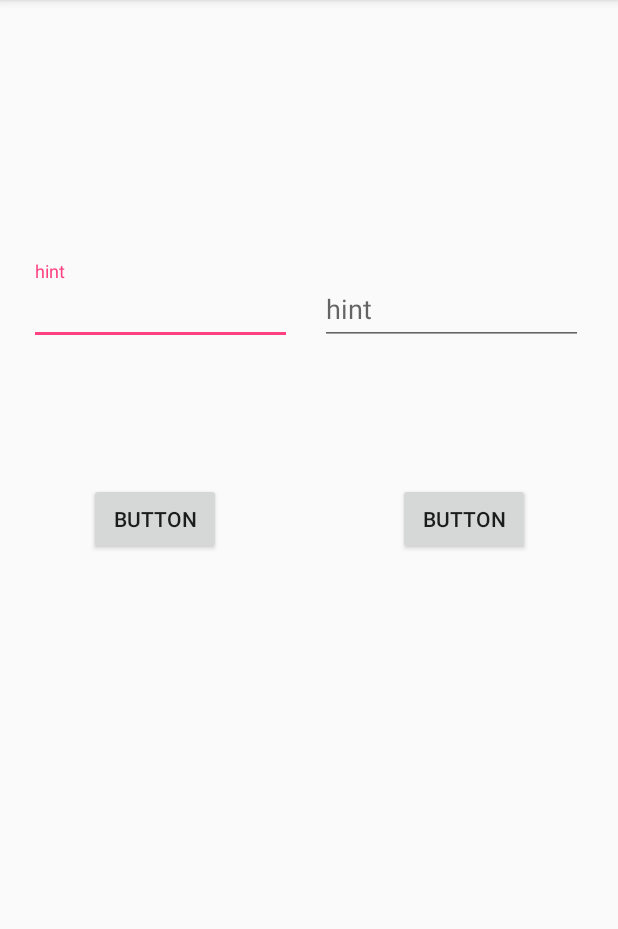
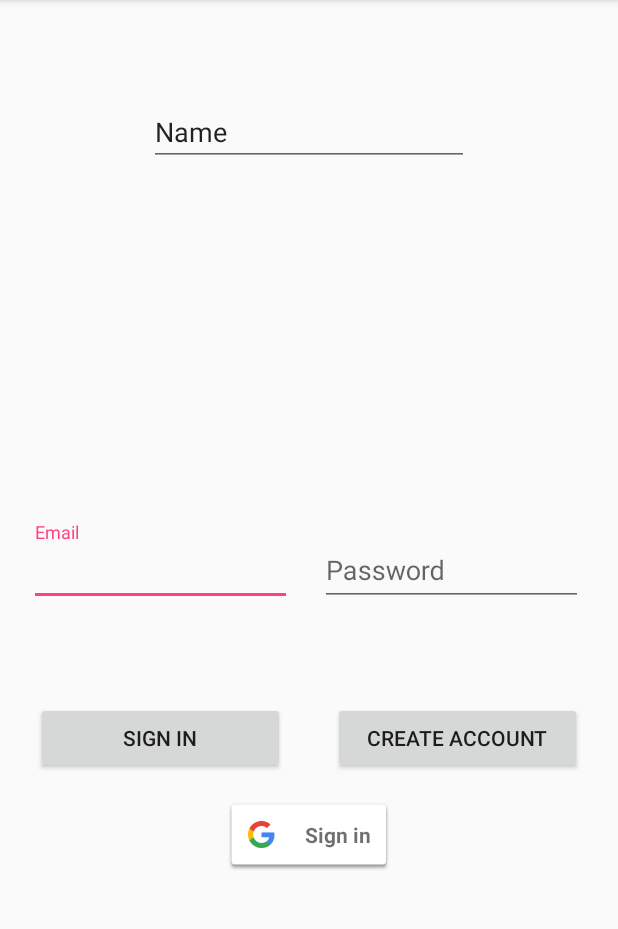
Before and after one commit to minatorak/iotProj, an Android app: the screen it shows after launch (MainActivity), on a phone screen of 412 x 824 dp, the part 84-1013 px from its top. Run offline under Robolectric (Android 15) with nearby library versions, the phone set to English and light mode, and no system bars; our stand-ins replace Firebase (no records; nobody signed in at launch, a user with empty details on screens opened directly).

Commit message:
Firebase Authentication with Google Account

```diff
--- a/app/build.gradle
+++ b/app/build.gradle
@@ -24,12 +24,14 @@ android {
 
 dependencies {
     implementation fileTree(dir: 'libs', include: ['*.jar'])
-    implementation"org.jetbrains.kotlin:kotlin-stdlib-jre7:$kotlin_version"
+    implementation "org.jetbrains.kotlin:kotlin-stdlib-jre7:$kotlin_version"
     implementation 'com.android.support:appcompat-v7:27.0.0'
     implementation 'com.android.support.constraint:constraint-layout:1.0.2'
     testImplementation 'junit:junit:4.12'
     androidTestImplementation 'com.android.support.test:runner:1.0.1'
     androidTestImplementation 'com.android.support.test.espresso:espresso-core:3.0.1'
     implementation 'com.android.support:design:27.0.0'
+    compile 'com.google.firebase:firebase-auth:11.4.2'
+    compile 'com.google.android.gms:play-services-auth:11.4.2'
 }
 apply plugin: 'com.google.gms.google-services'
--- a/app/src/main/AndroidManifest.xml
+++ b/app/src/main/AndroidManifest.xml
@@ -16,6 +16,7 @@
                 <category android:name="android.intent.category.LAUNCHER" />
             </intent-filter>
         </activity>
+        <activity android:name=".AccountActivity"></activity>
     </application>
 
 </manifest>
--- a/app/src/main/java/com/example/sirirak/iotproj/MainActivity.kt
+++ b/app/src/main/java/com/example/sirirak/iotproj/MainActivity.kt
@@ -14,6 +14,21 @@ import android.R.attr.password
 import kotlinx.android.synthetic.main.activity_main.*
 import android.R.attr.password
 import android.util.Log
+import com.google.android.gms.common.SignInButton
+import com.google.android.gms.auth.api.signin.GoogleSignInOptions
+import com.google.android.gms.auth.api.Auth
+import android.content.Intent
+import com.google.android.gms.common.api.GoogleApiClient
+import com.google.android.gms.auth.api.signin.GoogleSignInAccount
+import android.R.attr.data
+import com.google.android.gms.auth.api.signin.GoogleSignInResult
+import android.support.annotation.NonNull
+import com.google.firebase.auth.GoogleAuthProvider
+import com.google.firebase.auth.AuthCredential
+
+
+
+
 
 
 class MainActivity : AppCompatActivity() {
@@ -21,6 +36,11 @@ class MainActivity : AppCompatActivity() {
     private var mAuthListener: FirebaseAuth.AuthStateListener? = null
     private var email: String? = null
     private var password: String? = null
+
+    private val RC_SIGN_IN = 1
+    private var mGoogleApiClient:GoogleApiClient?=null
+    private var mGoogleBtn:SignInButton? = null
+    private val TagGoogleSign:String = "result google sign-in"
 
     override fun onCreate(savedInstanceState: Bundle?) {
         super.onCreate(savedInstanceState)
@@ -37,8 +57,21 @@ class MainActivity : AppCompatActivity() {
             }
             // ...
         }
+
+
+        // Configure Google Sign In
+        var gso = GoogleSignInOptions.Builder(GoogleSignInOptions.DEFAULT_SIGN_IN)
+                .requestIdToken(getString(R.string.default_web_client_id))
+                .requestEmail()
+                .build()
+        mGoogleApiClient = GoogleApiClient.Builder(applicationContext)
+                .enableAutoManage(this,
+                        GoogleApiClient.OnConnectionFailedListener {
+
+                        }
+                ).addApi(Auth.GOOGLE_SIGN_IN_API,gso).build()
     }
-
+    // Firebase Auth with Email
     fun onClickCreate(view:View){
         email = edt_email.text.toString()
         password = edt_password.text.toString()
@@ -65,8 +98,6 @@ class MainActivity : AppCompatActivity() {
                 }
 
     }
-
-
     override fun onStart() {
         super.onStart()
         mAuth!!.addAuthStateListener(mAuthListener!!)
@@ -78,4 +109,49 @@ class MainActivity : AppCompatActivity() {
             mAuth!!.removeAuthStateListener(mAuthListener!!);
         }
     }
+    //Firebase Auth with Google Account
+    private fun signIn() {
+        val signInIntent = Auth.GoogleSignInApi.getSignInIntent(mGoogleApiClient)
+        startActivityForResult(signInIntent, RC_SIGN_IN)
+    }
+
+    override fun onActivityResult(requestCode: Int, resultCode: Int, data: Intent?) {
+        super.onActivityResult(requestCode, resultCode, data)
+        // Result returned from launching the Intent from GoogleSignInApi.getSignInIntent(...);
+        if (requestCode == RC_SIGN_IN) {
+            val result = Auth.GoogleSignInApi.getSignInResultFromIntent(data)
+            if (result.isSuccess) {
+                // Google Sign In was successful, authenticate with Firebase
+                val account = result.signInAccount
+                firebaseAuthWithGoogle(account)
+            } else {
+                // Google Sign In failed, update UI appropriately
+                // ...
+            }
+        }
+    }
+
+    private fun firebaseAuthWithGoogle(acct: GoogleSignInAccount?) {
+        Log.d(TagGoogleSign, "firebaseAuthWithGoogle:" + acct!!.getId())
+
+        val credential = GoogleAuthProvider.getCredential(acct.getIdToken(), null)
+        mAuth!!.signInWithCredential(credential)
+                .addOnCompleteListener(this) { task ->
+                    if (task.isSuccessful) {
+                        // Sign in success, update UI with the signed-in user's information
+                        Log.d(TagGoogleSign, "signInWithCredential:success")
+                        val user = mAuth!!.getCurrentUser()
+                        //updateUI(user)
+                    } else {
+                        // If sign in fails, display a message to the user.
+                        Log.w("result google sign-in", "signInWithCredential:failure", task.exception)
+                        Toast.makeText(this, "Authentication failed.",
+                                Toast.LENGTH_SHORT).show()
+                        //updateUI(null)
+                    }
+
+                    // ...
+                }
+    }
+
 }
--- a/app/src/main/res/layout/activity_main.xml
+++ b/app/src/main/res/layout/activity_main.xml
@@ -15,14 +15,13 @@
         app:layout_constraintBottom_toBottomOf="parent"
         app:layout_constraintEnd_toStartOf="@+id/textInputLayout"
         app:layout_constraintStart_toStartOf="parent"
-        app:layout_constraintTop_toTopOf="parent"
-        app:layout_constraintVertical_bias="0.25">
+        app:layout_constraintTop_toTopOf="parent">
 
         <android.support.design.widget.TextInputEditText
             android:id="@+id/edt_email"
             android:layout_width="match_parent"
             android:layout_height="wrap_content"
-            android:hint="hint" />
+            android:hint="Email" />
     </android.support.design.widget.TextInputLayout>
 
     <android.support.design.widget.TextInputLayout
@@ -30,17 +29,17 @@
         android:layout_width="175dp"
         android:layout_height="72dp"
         android:layout_marginEnd="16dp"
-        app:layout_constraintBottom_toBottomOf="parent"
+        app:layout_constraintBottom_toBottomOf="@+id/textInputLayout2"
         app:layout_constraintEnd_toEndOf="parent"
         app:layout_constraintStart_toEndOf="@+id/guideline2"
         app:layout_constraintTop_toTopOf="parent"
-        app:layout_constraintVertical_bias="0.25">
+        app:layout_constraintVertical_bias="1.0">
 
         <android.support.design.widget.TextInputEditText
             android:id="@+id/edt_password"
             android:layout_width="match_parent"
             android:layout_height="wrap_content"
-            android:hint="hint" />
+            android:hint="Password" />
     </android.support.design.widget.TextInputLayout>
 
     <android.support.constraint.Guideline
@@ -50,25 +49,58 @@
         android:orientation="vertical"
         app:layout_constraintGuide_percent="0.5" />
 
-    <Button
-        android:id="@+id/button"
-        android:layout_width="wrap_content"
+    <android.support.v7.widget.AppCompatButton
+        android:id="@+id/btn_sign_in"
+        android:layout_width="0dp"
         android:layout_height="wrap_content"
-        android:text="Button"
+        android:layout_marginEnd="16dp"
+        android:layout_marginStart="24dp"
+        android:onClick="onClickSignIn"
+        android:text="SIGN IN"
         app:layout_constraintBottom_toBottomOf="parent"
         app:layout_constraintEnd_toStartOf="@+id/guideline2"
         app:layout_constraintStart_toStartOf="parent"
         app:layout_constraintTop_toBottomOf="@+id/textInputLayout2"
         app:layout_constraintVertical_bias="0.16000003" />
 
-    <Button
-        android:id="@+id/button2"
-        android:layout_width="wrap_content"
+    <android.support.v7.widget.AppCompatButton
+        android:id="@+id/btn_create_account"
+        android:layout_width="0dp"
         android:layout_height="wrap_content"
-        android:text="Button"
-        app:layout_constraintBottom_toBottomOf="@+id/button"
+        android:layout_marginEnd="24dp"
+        android:layout_marginStart="16dp"
+        android:onClick="onClickCreate"
+        android:text="CREATE ACCOUNT"
+        app:layout_constraintBottom_toBottomOf="@+id/btn_sign_in"
         app:layout_constraintEnd_toEndOf="parent"
         app:layout_constraintStart_toStartOf="@+id/guideline2"
         app:layout_constraintTop_toBottomOf="@+id/textInputLayout"
         app:layout_constraintVertical_bias="1.0" />
+
+    <com.google.android.gms.common.SignInButton
+        android:id="@+id/btn_google_sign"
+        android:layout_width="wrap_content"
+        android:layout_height="wrap_content"
+        android:layout_marginTop="16dp"
+        app:layout_constraintEnd_toEndOf="@+id/btn_create_account"
+        app:layout_constraintStart_toStartOf="@+id/btn_sign_in"
+        app:layout_constraintTop_toBottomOf="@+id/btn_sign_in">
+
+    </com.google.android.gms.common.SignInButton>
+
+    <EditText
+        android:id="@+id/editText"
+        android:layout_width="wrap_content"
+        android:layout_height="wrap_content"
+        android:layout_marginBottom="8dp"
+        android:layout_marginTop="8dp"
+        android:ems="10"
+        android:inputType="textPersonName"
+        android:text="Name"
+        app:layout_constraintBottom_toTopOf="@+id/textInputLayout2"
+        app:layout_constraintEnd_toEndOf="parent"
+        app:layout_constraintStart_toStartOf="parent"
+        app:layout_constraintTop_toTopOf="parent"
+        app:layout_constraintVertical_bias="0.19999999" />
+
 </android.support.constraint.ConstraintLayout>
```
Also changed, not shown: app/src/main/java/com/example/sirirak/iotproj/AccountActivity.java (added, +13 -0 lines), app/src/main/res/layout/activity_account.xml (added, +9 -0 lines).
